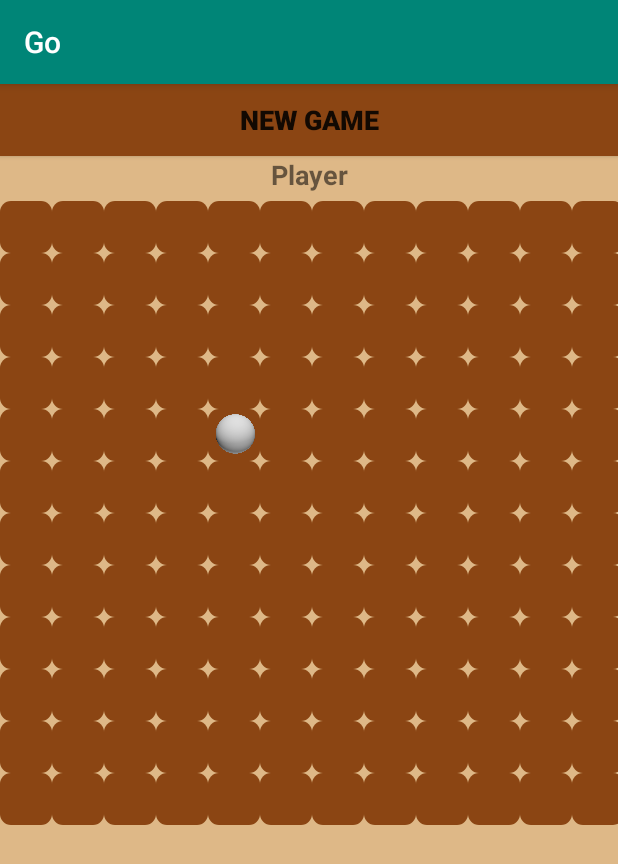
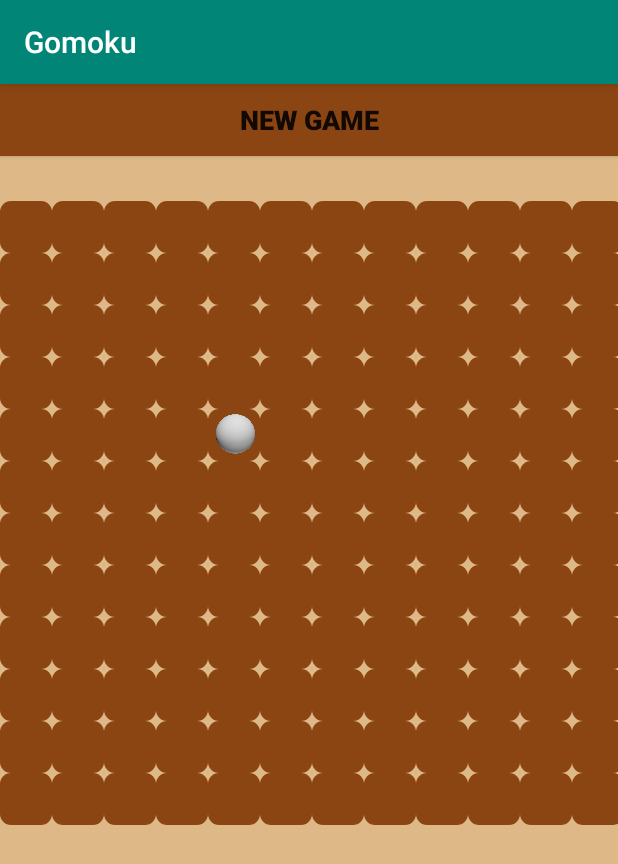
Before and after one commit to Hala-Alsouly/assignapp2019s1, an Android app: the Game screen opened directly, with no data from a screen before it, after a tap on "NEW GAME", on a phone screen of 412 x 824 dp. Shown: the top 864 px of the screen. Run offline under Robolectric (Android 15) with nearby library versions, the phone set to English and light mode, and no system bars.

Commit message:
Fix some bugs

```diff
--- a/app/src/main/AndroidManifest.xml
+++ b/app/src/main/AndroidManifest.xml
@@ -5,7 +5,7 @@
     <application
         android:allowBackup="true"
         android:icon="@mipmap/ic_launcher"
-        android:label="@string/app_name"
+        android:label="Gomoku"
         android:roundIcon="@mipmap/ic_launcher_round"
         android:supportsRtl="true"
         android:theme="@style/AppTheme">
--- a/app/src/main/java/com/example/go/Game.java
+++ b/app/src/main/java/com/example/go/Game.java
@@ -41,10 +41,13 @@ public class Game extends AppCompatActivity  {
             public void onClick(View v) {
                 initialize_board();
                 start_game();
+                turnOf_text.setText("");
             }
         });
         loadResources();
         BoardGame();
+        initialize_board();
+        start_game();
 
     }
     private void loadResources(){
@@ -75,8 +78,8 @@ public class Game extends AppCompatActivity  {
                         if (valueCell[xmove][ymove]==0){
 
                         }
-                        if (player_turn==1|| !isClicked){
-                            isClicked=true;
+                        if (player_turn==1){
+                            //isClicked=true;
                             xmove=x;
                             ymove=y;
                             move();
@@ -105,9 +108,9 @@ public class Game extends AppCompatActivity  {
         }
     }
     private void player_turn(){
-        Toast.makeText(context, "Your Turn!", Toast.LENGTH_SHORT).show();
-        //turnOf_text.setText("Your Turn!");
-        isClicked=false;
+        //Toast.makeText(context, "Your Turn!", Toast.LENGTH_SHORT).show();
+        turnOf_text.setText("Your Turn!");
+        //isClicked=false;
 
     }
     private void Ai_turn(){
@@ -116,6 +119,7 @@ public class Game extends AppCompatActivity  {
         if (first_move){
             xmove=new Random().nextInt(boardSize);
             ymove=new Random().nextInt(boardSize);
+            //first_move=false;
             move();
         }else{
             //minimax
@@ -123,32 +127,35 @@ public class Game extends AppCompatActivity  {
 
     }
     private void move(){
+
+        if (valueCell[xmove][ymove]==0) {
             ivCell[xmove][ymove].setImageDrawable(drawCell[player_turn]);
-        valueCell[xmove][ymove]=player_turn;
-        if (isBoardFull()){
+            valueCell[xmove][ymove] = player_turn;
+            if (isBoardFull()) {
                 Toast.makeText(context, "Draw!", Toast.LENGTH_SHORT).show();
                 return;
-        }
-        else
-        {
-            if (isWinning()){
-                if (winner==1){
+            } else {
+                if (isWinning()) {
+                    if (winner == 1) {
                         Toast.makeText(context, "You Win!", Toast.LENGTH_SHORT).show();
                         turnOf_text.setText("You Win!");
-                }
-                else {
+                    } else {
                         Toast.makeText(context, "You Lose!", Toast.LENGTH_SHORT).show();
                         turnOf_text.setText("You Lose!");
                     }
                     return;
                 }
             }
-        if (player_turn==1){
-            player_turn=2;
+            if (player_turn == 1) {
+                player_turn = 2;
                 Ai_turn();
-        }else {
-            player_turn=1;
+            } else if (player_turn == 2) {
+                player_turn = 1;
                 player_turn();
+            }
+        }else
+            {Toast.makeText(context, "Choose another position!", Toast.LENGTH_SHORT).show();
+        return;
             }
 
 
@@ -168,6 +175,10 @@ public class Game extends AppCompatActivity  {
         if(winner!=0)
             return true;
         VectorEnd(xmove,0,0,1,xmove,ymove);
+        VectorEnd(0,ymove,1,0,xmove,ymove);
+        VectorEnd(xmove,ymove,1,1,xmove,ymove);
+
+
         return false;
     }
 
@@ -188,6 +199,7 @@ public class Game extends AppCompatActivity  {
             j+=vy;
         }
         while (true){
+            System.out.println(st);
             st += String.valueOf(valueCell[i][j]);
             if (st.length()==5){
                 EvalEnd(st);
@@ -218,13 +230,17 @@ public class Game extends AppCompatActivity  {
     }
 
     private boolean inside(int i, int xbelow, int xabove) {
+
         return(i-xbelow)*(i-xabove)<=0;
     }
 
     private void start_game() {
         player_turn= new Random().nextInt(2)+1;
-        if (player_turn==1)
+        if (player_turn==1){
+            //first_move=false;
             player_turn();
+        }
+
         else Ai_turn();
 
     }
--- a/app/src/main/res/layout/game_main.xml
+++ b/app/src/main/res/layout/game_main.xml
@@ -26,7 +26,7 @@
            android:layout_width="match_parent"
            android:layout_height="wrap_content"
            android:layout_weight="0"
-           android:text="Player"
+           android:text=""
            android:paddingBottom="5dp"
            android:textStyle="bold"
            android:textSize="18sp"
```
Lines whose indentation alone changed are shown as unchanged.
